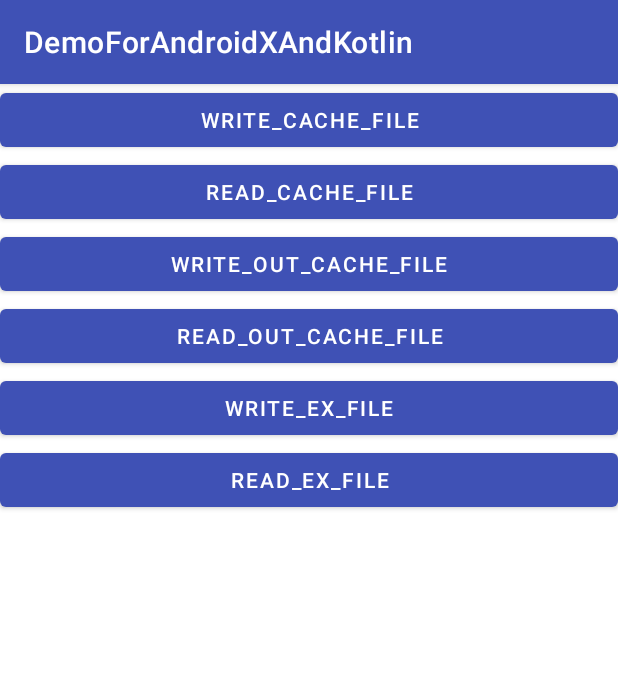
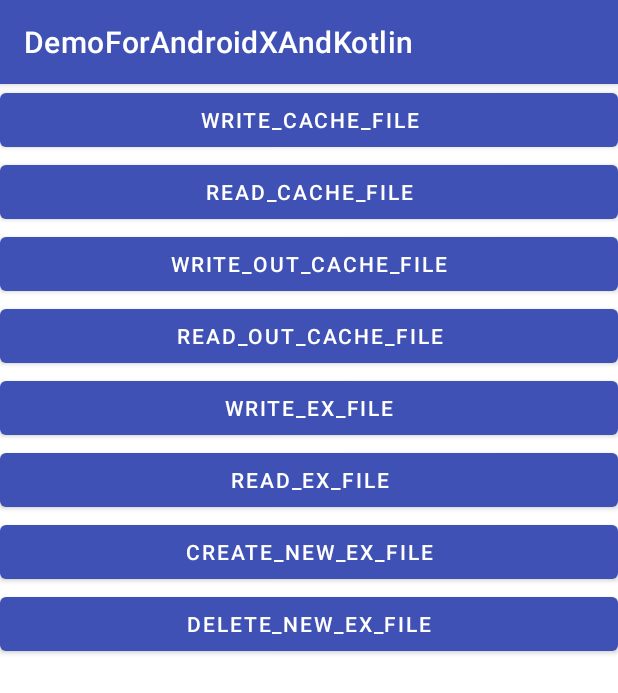
Before and after one commit to sunheihei/DemoForAndroidxAndKotlin, an Android app: the ReadAndWriteActivity screen opened directly, with no data from a screen before it, on a phone screen of 412 x 824 dp. Shown: the top 693 px of the screen. Run offline under Robolectric (Android 15) with nearby library versions, the phone set to English and light mode, and no system bars; libraries missing offline, so code that uses them is left out: com.permissionx.guolindev; Roboto replaces fonts that are not available here; 2 statements that could not run were skipped.

Commit message:
读写临时提交

```diff
--- a/app/src/main/res/layout/activity_read_and_write.xml
+++ b/app/src/main/res/layout/activity_read_and_write.xml
@@ -43,4 +43,19 @@
         android:layout_width="match_parent"
         android:layout_height="wrap_content"
         android:text="read_ex_file" />
+
+    <Button
+        android:id="@+id/btn_create_ex_new_file"
+        android:layout_width="match_parent"
+        android:layout_height="wrap_content"
+        android:text="create_new_ex_file" />
+
+    <Button
+        android:id="@+id/btn_delete_ex_file"
+        android:layout_width="match_parent"
+        android:layout_height="wrap_content"
+        android:text="delete_new_ex_file" />
+
+
+
 </LinearLayout>
```
Also changed, not shown: app/src/main/java/com/sunexample/demoforandroidxandkotlin/ReadAndWrite/ReadAndWriteActivity.kt (+96 -6 lines).
